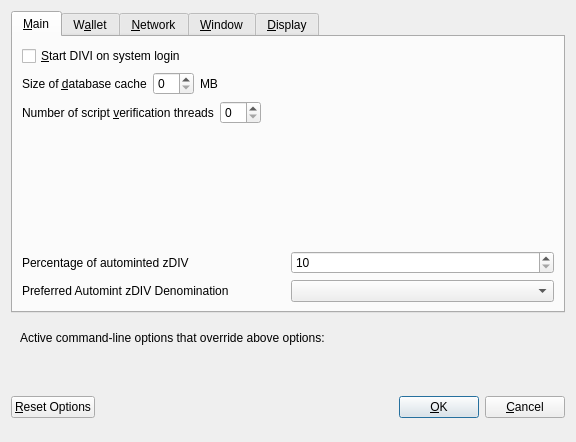
Above: Astra/src/qt/forms/optionsdialog.ui from KingricharVD/Astra-Coin before the change. Below: the same form after it.
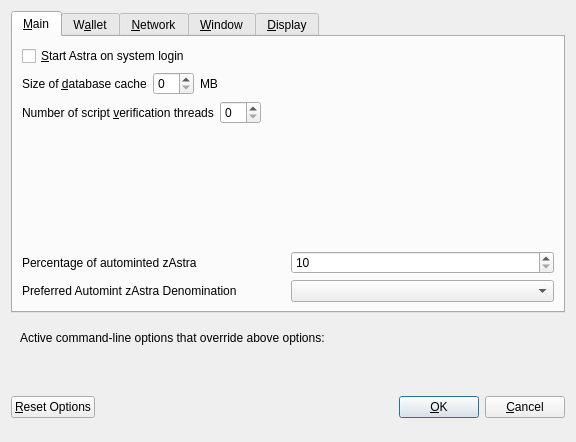
That is the form after the change. Custom widgets are drawn as their Qt base class.

```diff
--- a/Astra/src/qt/forms/optionsdialog.ui
+++ b/Astra/src/qt/forms/optionsdialog.ui
@@ -33,7 +33,7 @@
           <string>Automatically start DIVI after logging in to the system.</string>
          </property>
          <property name="text">
-          <string>&amp;Start DIVI on system login</string>
+          <string>&amp;Start Astra on system login</string>
          </property>
         </widget>
        </item>
@@ -138,7 +138,7 @@
             <string>Percentage of incoming DIV which get automatically converted to zDIV via Zerocoin Protocol (min: 10%)</string>
            </property>
            <property name="text">
-            <string>Percentage of autominted zDIV</string>
+            <string>Percentage of autominted zAstra</string>
            </property>
           </widget>
          </item>
@@ -171,7 +171,7 @@
             <string>Wait with automatic conversion to Zerocoin until enough DIV for this denomination is available</string>
            </property>
            <property name="text">
-            <string>Preferred Automint zDIV Denomination</string>
+            <string>Preferred Automint zAstra Denomination</string>
            </property>
           </widget>
          </item>
```
Left out of the diff: 18 changed lines with no effect on the pictures.
